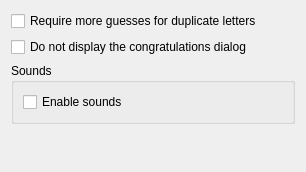
First picture: the form in src/generalui.ui, repository KDE/khangman, before the edit.
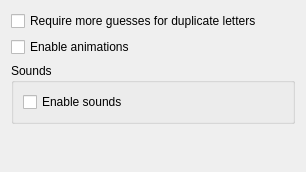
Second picture: the form after the edit.

Commit message: improved "You lost" dialog. Added myself to the credits.

Diff of the .ui file:
```diff
--- a/src/generalui.ui
+++ b/src/generalui.ui
@@ -43,7 +43,7 @@
 If this option is checked, the dialog will not appear and a new game will automatically be started after four seconds. A passive popup tells you that you have won the game. You do not have an intrusive dialog every time you win a game.</string>
        </property>
        <property name="text" >
-        <string>Do not display the congratulations dialog</string>
+        <string>Enable animations</string>
        </property>
       </widget>
      </item>
```
Left out of the diff: 11 changed lines with no effect on the pictures. The commit also changes 4 other files.
